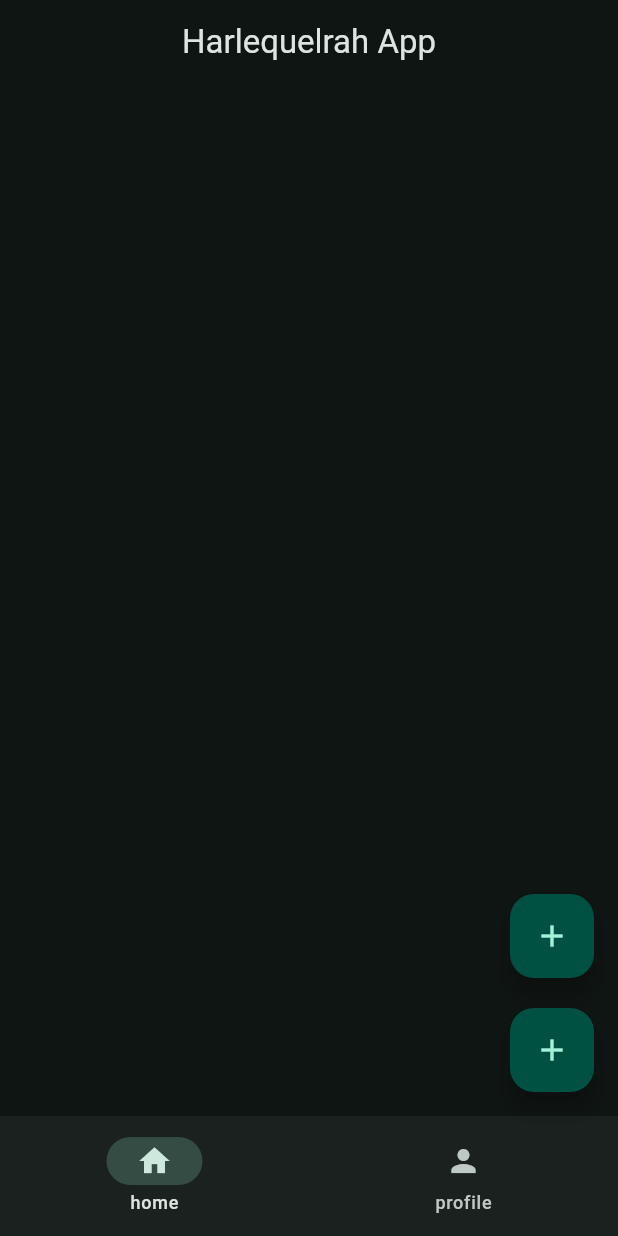
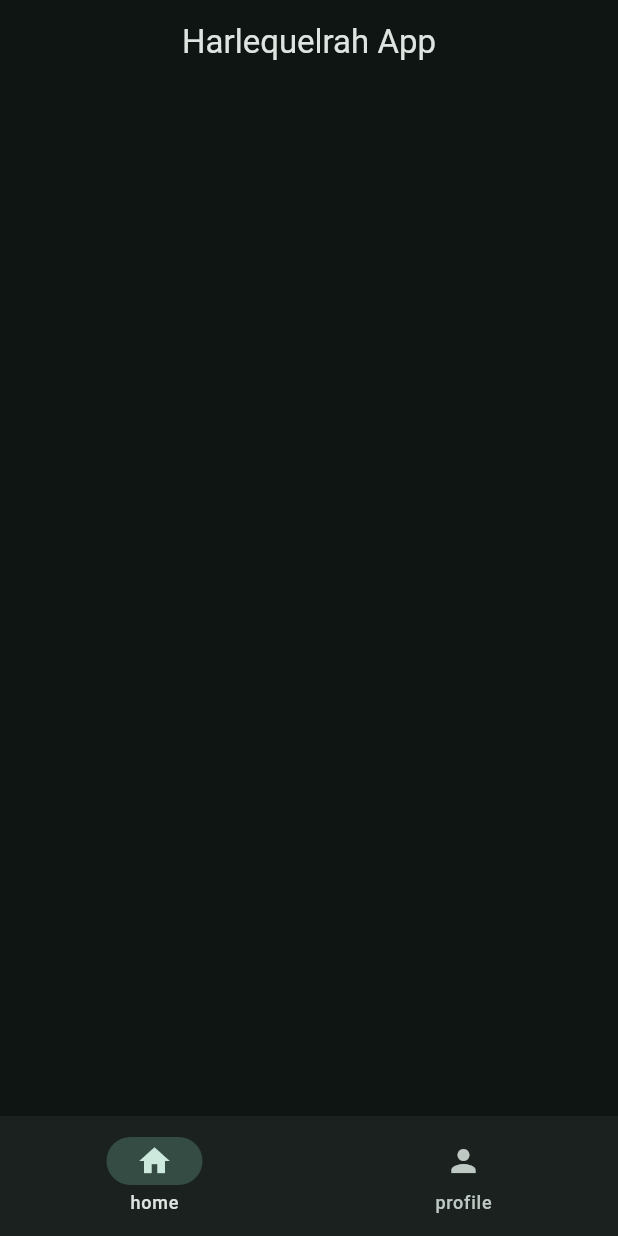
Before and after one commit to Harlequelrah/tuto_project, a Flutter app: the screen it shows after launch, on a phone screen of 412 x 824 dp. Run offline on Flutter 3.47's test engine with Material 3 defaults, Android fonts, the phone set to English and light mode, and no system bars.

```diff
--- a/lib/main.dart
+++ b/lib/main.dart
@@ -19,30 +19,13 @@ class MyApp extends StatelessWidget {
       ),
       home: Scaffold(
         appBar: AppBar(title: Text("Harlequelrah App"), centerTitle: true),
-        floatingActionButton: Column(
-          mainAxisSize: MainAxisSize.min,
-          children: [
-            FloatingActionButton(
-              onPressed: () {
-                print("Floating 1");
-              },
-              child: Icon(Icons.add),
-            ),
-            SizedBox(height: 20.0),
-            FloatingActionButton(
-              onPressed: () {
-                print("Floating 2");
-              },
-              child: Icon(Icons.add),
-            ),
-          ],
-        ),
         bottomNavigationBar: NavigationBar(
           destinations: [
             NavigationDestination(icon: Icon(Icons.home), label: "home"),
             NavigationDestination(icon: Icon(Icons.person), label: "profile"),
           ],
           selectedIndex: 0,
+          onDestinationSelected: (value) {},
         ),
       ),
     );
```
